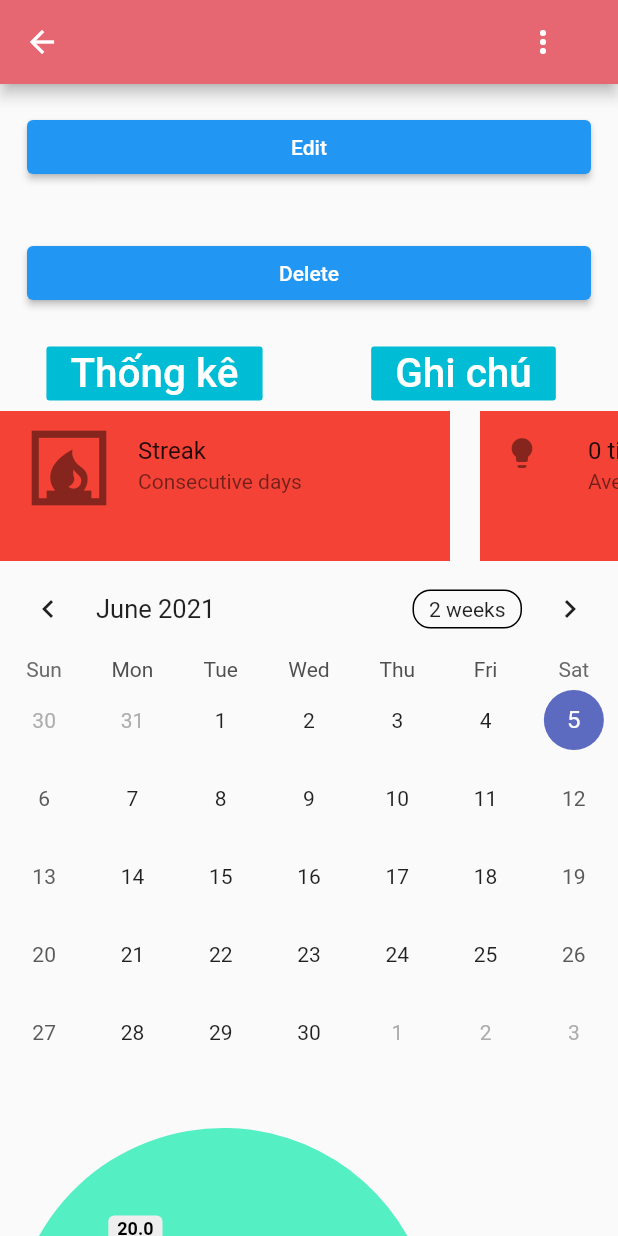
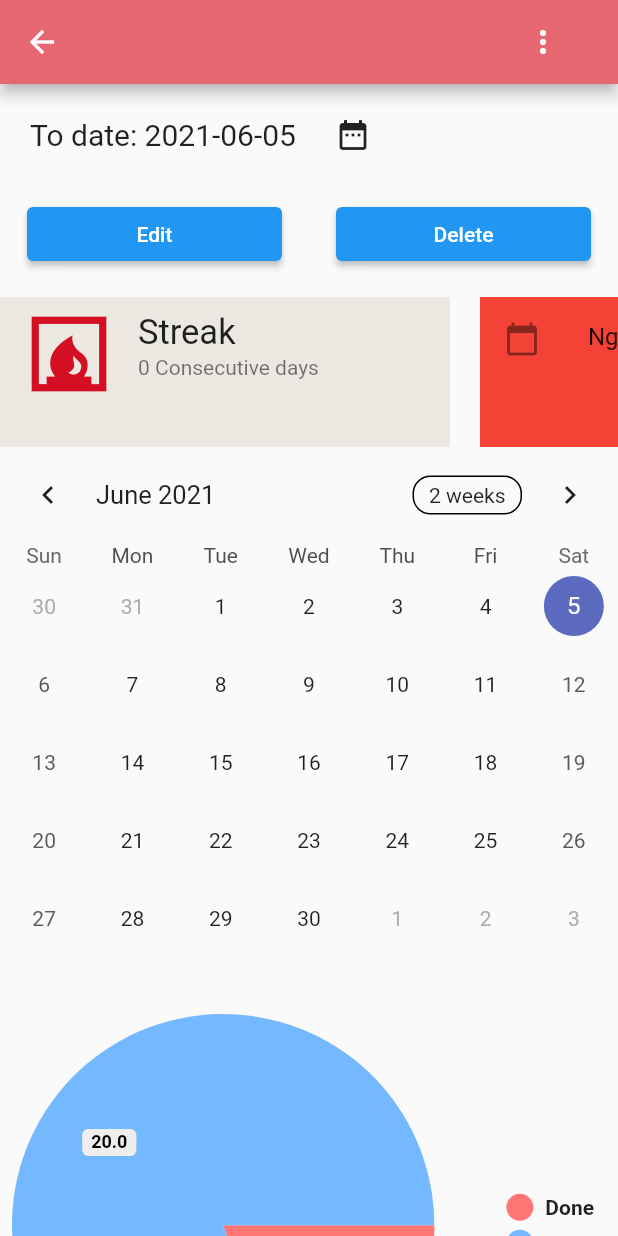
Before and after one commit to CongPhiNguyen/focusAssist, a Flutter app: the ViewActivity screen opened directly with empty values, on a phone screen of 412 x 824 dp. Run offline on Flutter 3.47's test engine with Material 2 defaults, Android fonts, the phone set to English and light mode, and no system bars; drawn by our look-alikes of pie_chart, table_calendar; our stand-ins replace sqflite; accounts and stored records are empty.

Commit message:
Tính streak của hoạt động

```diff
--- a/focus_assist/lib/pages/view_activity.dart
+++ b/focus_assist/lib/pages/view_activity.dart
@@ -23,9 +23,12 @@ class _ViewActivityState extends State<ViewActivity> {
   List<Map<String, dynamic>> database;
   Map<String, double> dataMap = {
     "Done": 5,
-    "Skip": 3,
     "Miss": 20,
   };
+  String consecutiveDays;
+  String activityStartDay;
+  // Các biến dùng để debug
+  DateTime startTime;
   @override
   void initState() {
     // TODO: implement initState
@@ -33,6 +36,21 @@ class _ViewActivityState extends State<ViewActivity> {
     database = [];
     name = widget.activityName;
     keyname = widget.activityKey;
+
+    startTime = DateTime.now();
+    consecutiveDays = '0';
+    activityStartDay = '';
+  }
+
+  int dateTimeToInt(DateTime dateTime) {
+    return dateTime.year * 10000 + dateTime.month * 100 + dateTime.day;
+  }
+
+  DateTime intToDateTime(int dateTimeInt) {
+    int year = (dateTimeInt / 10000).floor();
+    int month = (dateTimeInt / 100).floor() % 100;
+    int day = dateTimeInt % 100;
+    return DateTime(year, month, day);
   }
 
   void getData() async {
@@ -43,7 +61,32 @@ class _ViewActivityState extends State<ViewActivity> {
     if (database.length > 0) {
       setState(() {
         name = database[0]['TENMUCTIEU'];
+        activityStartDay = intToDateTime(database[0]['NGAYBATDAU']).toString();
+        if (activityStartDay.length > 10) {
+          activityStartDay = activityStartDay.substring(0, 10);
+        }
       });
+    }
+
+    // Lấy streak các ngày từ ngày bây giờ trở về trc
+    int date = dateTimeToInt(startTime);
+    List<Map<String, dynamic>> data = await dbHelper.rawQuery(
+        '''select * from THONGKE where MAMUCTIEU='$key' and NGAYHOANTHANH<=$date ''');
+    List<int> doneDay = [];
+    for (int i = 0; i < data.length; i++) {
+      doneDay.add(data[i]['NGAYHOANTHANH']);
+    }
+    int conseDays = 0;
+    while (true) {
+      if (doneDay.contains(date)) {
+        date--;
+        conseDays++;
+      } else {
+        setState(() {
+          consecutiveDays = conseDays.toString();
+        });
+        break;
+      }
     }
   }
 
@@ -74,6 +117,42 @@ class _ViewActivityState extends State<ViewActivity> {
           ),
           body: ListView(children: [
             Padding(
+              padding: const EdgeInsets.fromLTRB(20, 10, 10, 0),
+              child: Center(
+                child: Row(children: [
+                  Text(
+                    "To date: ",
+                    style: TextStyle(fontSize: 20),
+                  ),
+                  Text(
+                    startTime.toString().substring(0, 10),
+                    style: TextStyle(fontSize: 20),
+                  ),
+                  FlatButton.icon(
+                    icon: Icon(Icons.date_range),
+                    onPressed: () async {
+                      await showDatePicker(
+                              context: context,
+                              initialDate: startTime,
+                              firstDate: DateTime.utc(2020, 1, 1),
+                              lastDate: DateTime.utc(2120, 31, 12))
+                          .then((date) {
+                        setState(() {
+                          if (date != null) startTime = date;
+                        });
+                      });
+                      getData();
+                    },
+                    label: Text(""),
+                  )
+                ]),
+              ),
+            ),
+            Row(
+              children: [
+                Expanded(
+                  flex: 1,
+                  child: Padding(
                     padding: const EdgeInsets.all(18.0),
                     child: ElevatedButton(
                         onPressed: () async {
@@ -88,7 +167,10 @@ class _ViewActivityState extends State<ViewActivity> {
                         },
                         child: Text("Edit")),
                   ),
-            Padding(
+                ),
+                Expanded(
+                  flex: 1,
+                  child: Padding(
                     padding: const EdgeInsets.all(18.0),
                     child: ElevatedButton(
                         onPressed: () async {
@@ -117,34 +199,9 @@ class _ViewActivityState extends State<ViewActivity> {
                         },
                         child: Text("Delete")),
                   ),
-            Container(
-                height: 50,
-                child: Row(children: [
-                  Expanded(
-                      flex: 1,
-                      child: Center(
-                          child: FlatButton(
-                        color: Colors.cyan,
-                        onPressed: () {},
-                        child: Text(
-                          "Thống kê",
-                          style: TextStyle(fontSize: 27, color: Colors.white),
                 ),
-                      ))
-                      //FlatButton(onPress:(){},child: Text("Thống kê", style: TextStyle(fontSize: 30))),
+              ],
             ),
-                  Expanded(
-                      flex: 1,
-                      child: Center(
-                          child: FlatButton(
-                        color: Colors.cyan,
-                        onPressed: () {},
-                        child: Text(
-                          "Ghi chú",
-                          style: TextStyle(fontSize: 27, color: Colors.white),
-                        ),
-                      )))
-                ])),
             Container(
                 height: 100,
                 child: ListView(
@@ -153,26 +210,18 @@ class _ViewActivityState extends State<ViewActivity> {
                     children: [
                       Container(
                         width: 300,
-                        decoration: new BoxDecoration(color: Colors.red),
+                        decoration: new BoxDecoration(color: Color(0xffebe8e1)),
                         child: ListTile(
                           leading: Icon(
                             Icons.fireplace,
                             size: 60,
+                            color: Color(0xffd40f23),
                           ),
-                          title: Text("Streak"),
-                          subtitle: Text('Consecutive days'),
+                          title: Text(
+                            "Streak",
+                            style: TextStyle(fontSize: 23),
                           ),
-                      ),
-                      SizedBox(
-                        width: 20,
-                      ),
-                      Container(
-                        width: 300,
-                        decoration: new BoxDecoration(color: Colors.red),
-                        child: ListTile(
-                          leading: Icon(Icons.lightbulb),
-                          title: Text("0 times"),
-                          subtitle: Text('Average a day'),
+                          subtitle: Text('$consecutiveDays Consecutive days'),
                         ),
                       ),
                       SizedBox(
@@ -184,7 +233,7 @@ class _ViewActivityState extends State<ViewActivity> {
                         child: ListTile(
                           leading: Icon(Icons.calendar_today),
                           title: Text("Ngày bắt đầu"),
-                          subtitle: Text('01/01/2021'),
+                          subtitle: Text(activityStartDay),
                         ),
                       ),
                       SizedBox(
```
Lines whose indentation alone changed are shown as unchanged.
